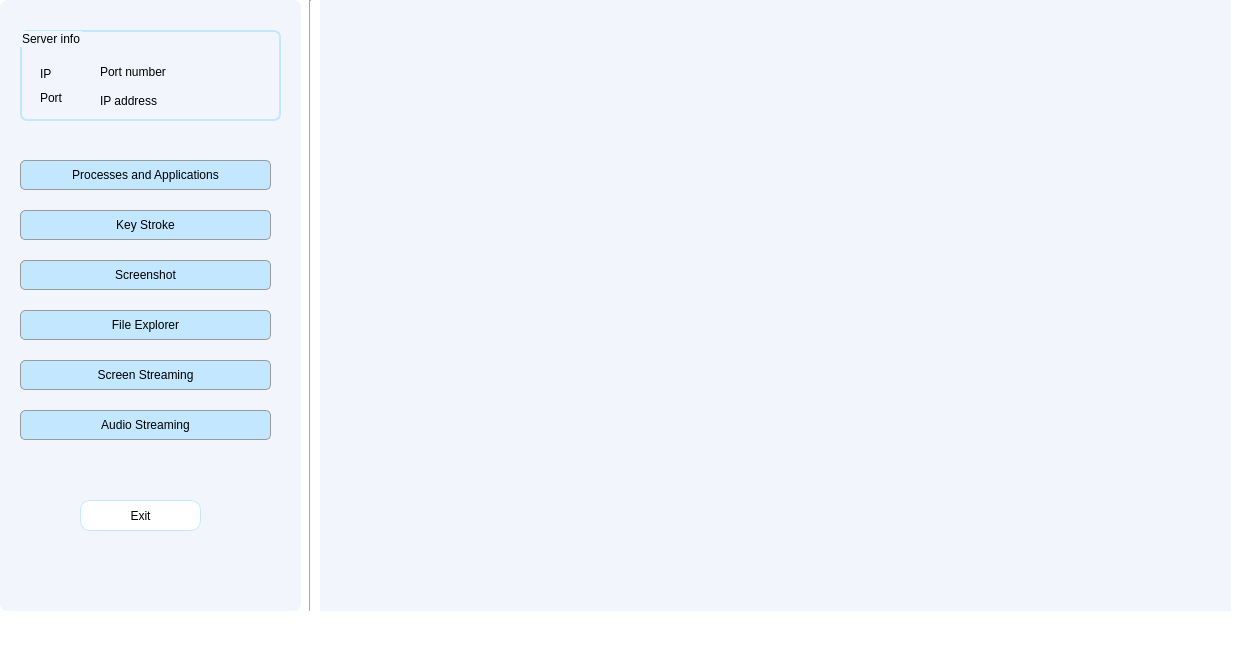
First picture: the form in clientwindow1.ui, repository hdkhang6803/PC_Remote_Control, before the edit.
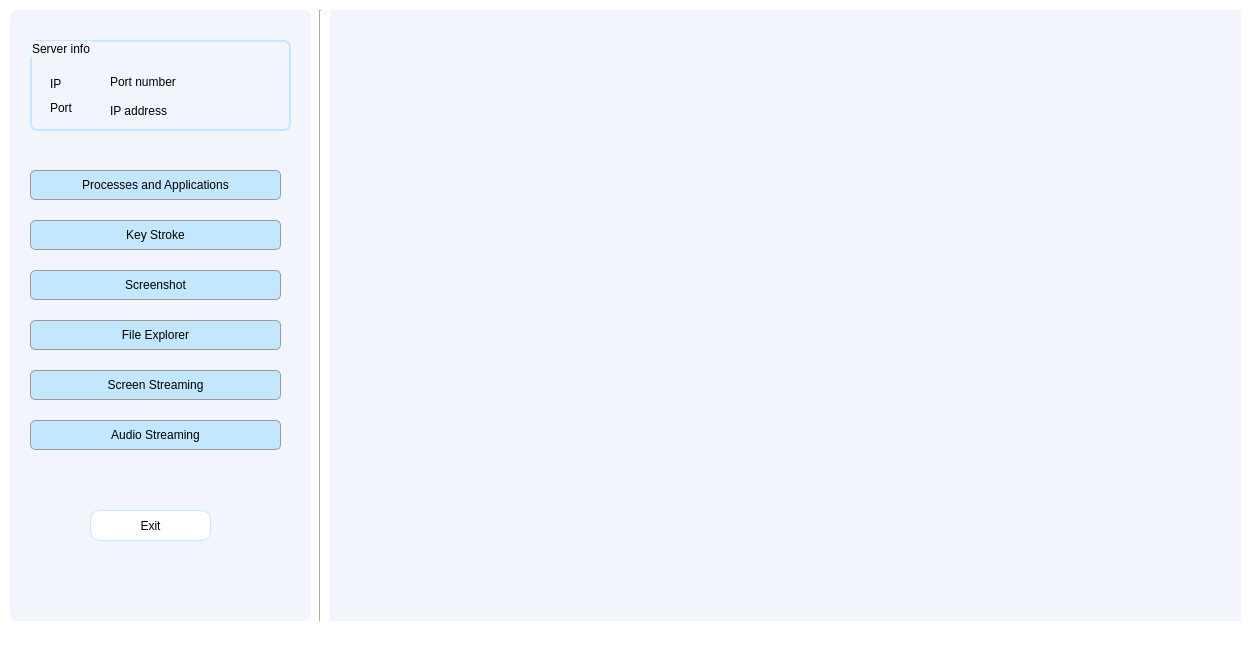
Second picture: the form after the edit.

Commit message: rescale screen

What changed in the file:
```diff
--- a/clientwindow1.ui
+++ b/clientwindow1.ui
@@ -6,7 +6,7 @@
    <rect>
     <x>0</x>
     <y>0</y>
-    <width>1245</width>
+    <width>1250</width>
     <height>647</height>
    </rect>
   </property>
@@ -20,8 +20,8 @@
    <widget class="Line" name="line">
     <property name="geometry">
      <rect>
-      <x>300</x>
-      <y>0</y>
+      <x>310</x>
+      <y>10</y>
       <width>20</width>
       <height>611</height>
      </rect>
@@ -33,8 +33,8 @@
    <widget class="QWidget" name="widget" native="true">
     <property name="geometry">
      <rect>
-      <x>0</x>
-      <y>0</y>
+      <x>10</x>
+      <y>10</y>
       <width>301</width>
       <height>611</height>
      </rect>
@@ -268,8 +268,8 @@
    <widget class="QWidget" name="widget_2" native="true">
     <property name="geometry">
      <rect>
-      <x>320</x>
-      <y>0</y>
+      <x>330</x>
+      <y>10</y>
       <width>911</width>
       <height>611</height>
      </rect>
```
Left out of the diff: 2 changed lines with no effect on the pictures. The commit also changes 5 other files.
